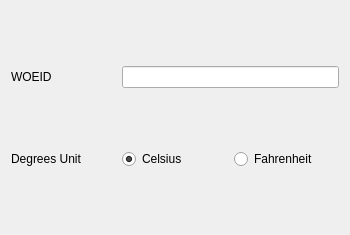
The window that contents/ui/config.ui (librehat/com.librehat.yahooweather) describes before a commit, drawn with Qt 5.
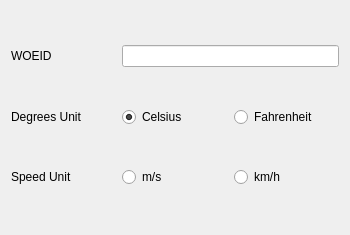
The same window after the commit. Custom widgets are drawn as their Qt base class.

Commit message: add m/s unit to wind speed (in options).

What changed in the file:
```diff
--- a/contents/ui/config.ui
+++ b/contents/ui/config.ui
@@ -67,6 +67,39 @@
      </property>
     </widget>
    </item>
+   <item row="3" column="0">
+    <widget class="QLabel" name="label_sunit">
+     <property name="sizePolicy">
+      <sizepolicy hsizetype="Preferred" vsizetype="Fixed">
+       <horstretch>0</horstretch>
+       <verstretch>0</verstretch>
+      </sizepolicy>
+     </property>
+     <property name="text">
+      <string>Speed Unit</string>
+     </property>
+    </widget>
+   </item>
+   <item row="3" column="1">
+    <widget class="QRadioButton" name="kcfg_ms">
+     <property name="text">
+      <string>m/s</string>
+     </property>
+     <attribute name="buttonGroup">
+      <string notr="true">speedGroup</string>
+     </attribute>
+    </widget>
+   </item>
+   <item row="3" column="2">
+    <widget class="QRadioButton" name="kcfg_kmh">
+     <property name="text">
+      <string>km/h</string>
+     </property>
+     <attribute name="buttonGroup">
+      <string notr="true">speedGroup</string>
+     </attribute>
+    </widget>
+   </item>
   </layout>
  </widget>
  <customwidgets>
```
Left out of the diff: 10 changed lines with no effect on the pictures. The commit also changes 3 other files.
